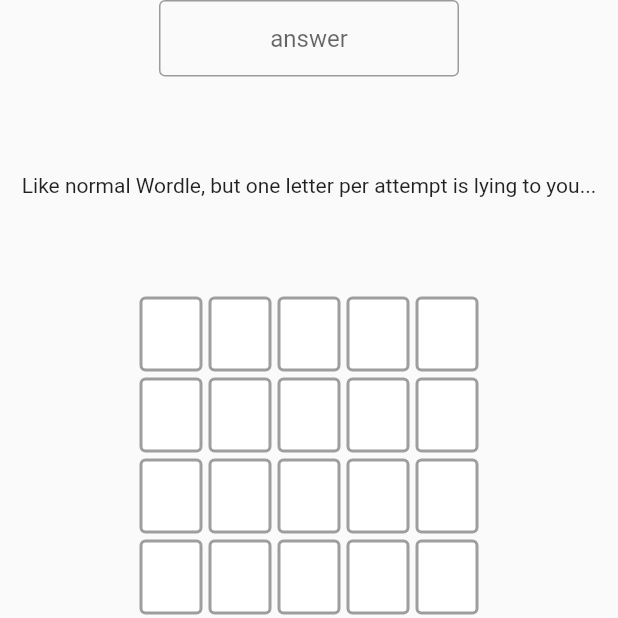
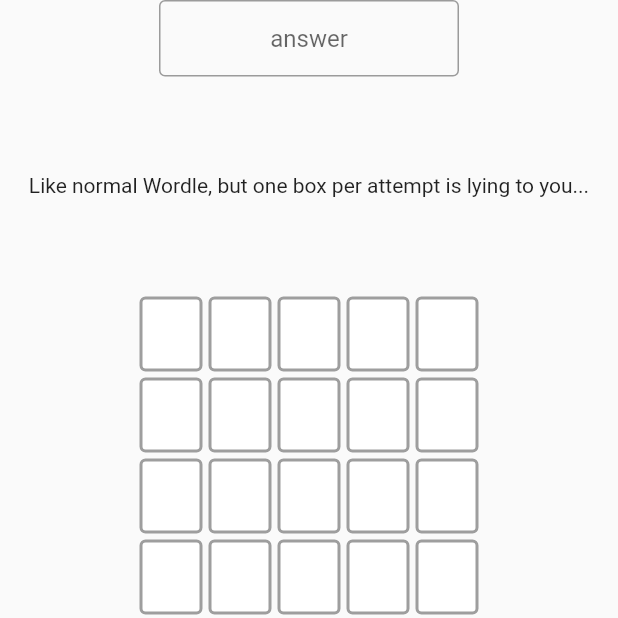
Before and after one commit to SimonInman/wordle_mobile, a Flutter app: the screen it shows after launch, on a phone screen of 412 x 824 dp, the top half of it. Run offline on Flutter 3.47's test engine with Material 2 defaults, Android fonts, the phone set to English and light mode, and no system bars; our stand-ins replace flutter_riverpod; Roboto replaces fonts that are missing (Roboto Mono, Menlo, Inconsolata, Courier, monospace); project files that could hold a hidden picture were left out.

Commit message:
Clarify wording: one box, rather than one letter

```diff
--- a/lib/main.dart
+++ b/lib/main.dart
@@ -36,5 +36,5 @@ class MyApp extends StatelessWidget {
     );
   }
 
-  Text _helpText() => Text('Like normal Wordle, but one letter per attempt is lying to you...');
+  Text _helpText() => Text('Like normal Wordle, but one box per attempt is lying to you...');
 }
```
